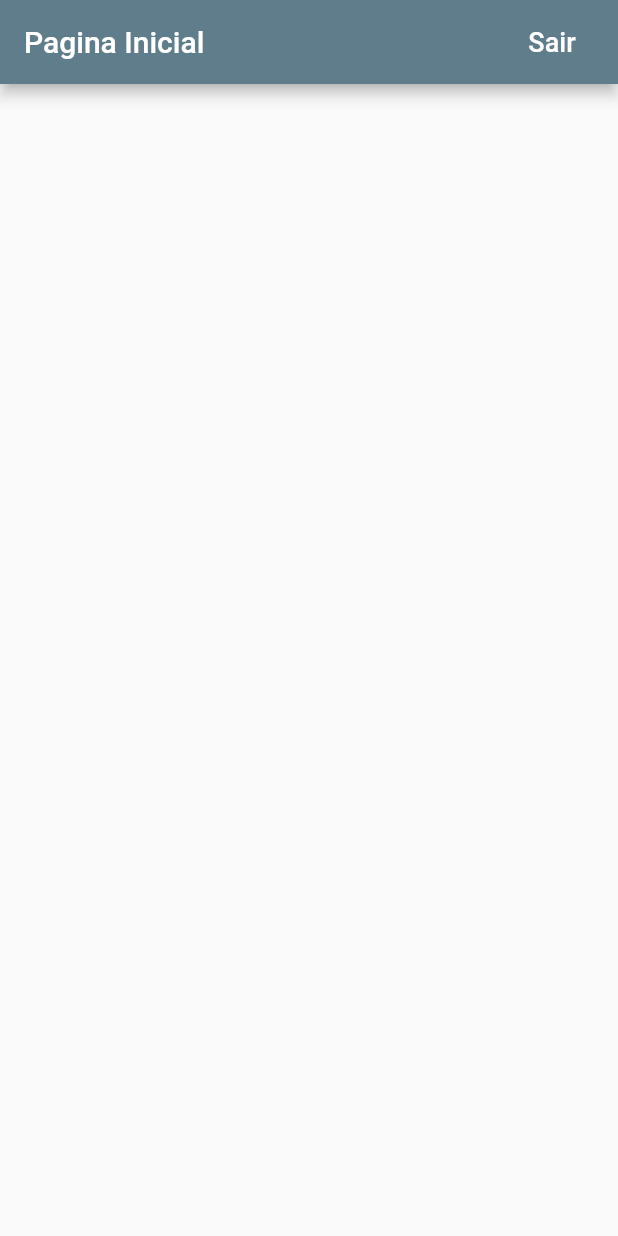
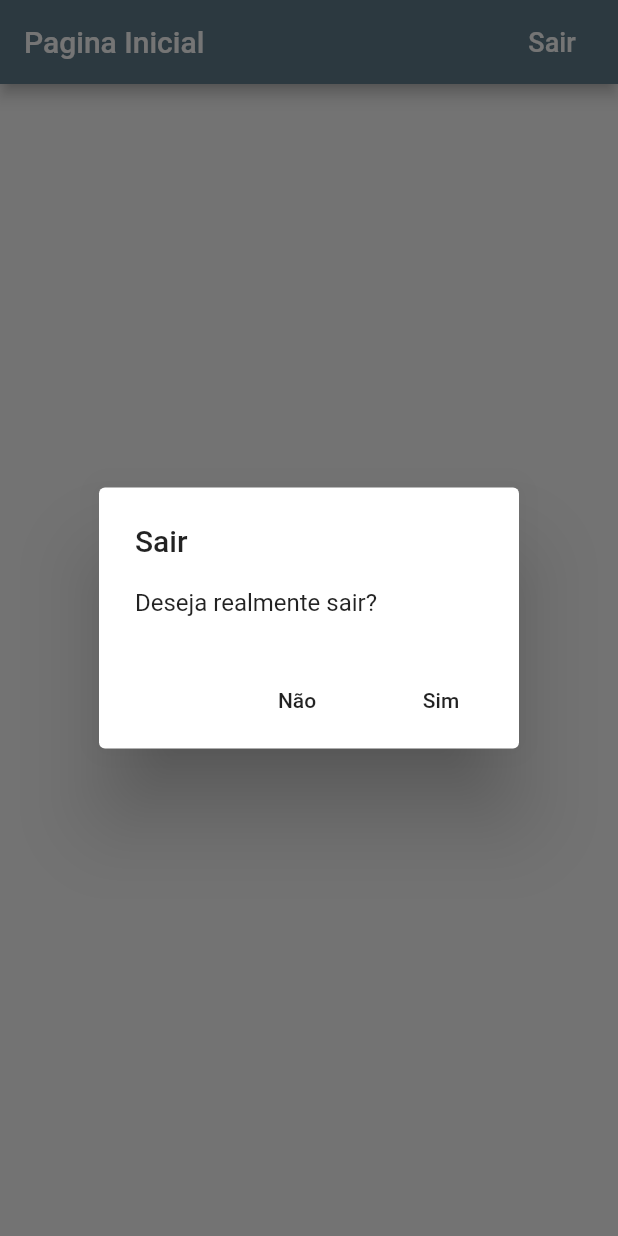
Before and after one commit to epsonlopesdev/inkluime, a Flutter app: the screen it shows once a user with an empty profile is signed in, after a tap on "Sair", on a phone screen of 412 x 824 dp. Run offline on Flutter 3.47's test engine with Material 2 defaults, Android fonts, the phone set to English and light mode, and no system bars; our stand-ins replace firebase_auth, google_sign_in; missing offline and left inert: flutter_facebook_login; accounts and stored records are empty.

Commit message:
Implemetação de pop-ups.

```diff
--- a/lib/app/autenticacao/email_e_senha_form.dart
+++ b/lib/app/autenticacao/email_e_senha_form.dart
@@ -1,7 +1,7 @@
 import 'package:app/app/seguranca/valida_campo.dart';
 import 'package:app/app/servicos/autorizacao.dart';
 import 'package:app/custom_widget/custom_submit_button.dart';
-import 'package:flutter/cupertino.dart';
+import 'package:app/custom_widget/platform_alert_dialog.dart';
 import 'package:flutter/material.dart';
 
 enum TipoDoFormulario { autenticacao, registro }
@@ -38,7 +38,12 @@
       }
       Navigator.of(context).pop();
     } catch (e) {
-      print(e.toString());
+      PlatformAlertDialog(
+        title: 'Ops! Algo deu errado... :(',
+        content: e.toString(),
+        defaultActionText: 'Fechar',
+      ).show(context);
+      //print(e.toString());
     } finally {
       setState(() {
         _carregando = false;
@@ -47,7 +52,8 @@
   }
 
   void _emailPreenchido() {
-    final foco = widget.validaEmail.ehValido(_email) ? _senhaFocada : _emailFocado;
+    final foco =
+        widget.validaEmail.ehValido(_email) ? _senhaFocada : _emailFocado;
     FocusScope.of(context).requestFocus(foco);
   }
 
--- a/lib/app/home_page.dart
+++ b/lib/app/home_page.dart
@@ -1,4 +1,5 @@
 import 'package:app/app/servicos/autorizacao.dart';
+import 'package:app/custom_widget/platform_alert_dialog.dart';
 import 'package:flutter/material.dart';
 
 class HomePage extends StatelessWidget {
@@ -14,6 +15,18 @@
     }
   }
 
+  Future<void> _confirmaEncerraSessao(BuildContext context) async {
+    final encerramentoDaSessao = await PlatformAlertDialog(
+      title: 'Sair',
+      content: 'Deseja realmente sair?',
+      cancelActionText: 'Não',
+      defaultActionText: 'Sim',
+    ).show(context);
+    if (encerramentoDaSessao == true) {
+      _encerraSessao();
+    }
+  }
+
   @override
   Widget build(BuildContext context) {
     return Scaffold(
@@ -26,7 +39,7 @@
                   fontSize: 18.0,
                   color: Colors.white,
                 )),
-            onPressed: _encerraSessao,
+            onPressed: () => _confirmaEncerraSessao(context),
           )
         ],
       ),
--- /dev/null
+++ b/lib/custom_widget/platform_alert_dialog.dart
@@ -0,0 +1,91 @@
+import 'dart:io';
+
+import 'package:flutter/material.dart';
+import 'package:flutter/cupertino.dart';
+import 'package:app/custom_widget/platform_widget.dart';
+
+class PlatformAlertDialog extends PlatformWidget {
+  PlatformAlertDialog({
+    @required this.title,
+    @required this.content,
+    this.cancelActionText,
+    @required this.defaultActionText,
+  })  : assert(title != null),
+        assert(content != null),
+        assert(defaultActionText != null);
+
+  final String title;
+  final String content;
+  final String cancelActionText;
+  final String defaultActionText;
+
+  Future<bool> show(BuildContext context) async {
+    return Platform.isIOS
+        ? await showCupertinoDialog<bool>(
+            context: context, builder: (context) => this)
+        : await showDialog<bool>(
+            context: context,
+            barrierDismissible: false,
+            builder: (context) => this,
+          );
+  }
+
+  @override
+  Widget buildCupertinoWidget(BuildContext context) {
+    return CupertinoAlertDialog(
+      title: Text(title),
+      content: Text(content),
+      actions: _buildActions(context),
+    );
+  }
+
+  @override
+  Widget buildMaterialWidget(BuildContext context) {
+    return AlertDialog(
+      title: Text(title),
+      content: Text(content),
+      actions: _buildActions(context),
+    );
+  }
+
+  _buildActions(BuildContext context) {
+    final actions = <Widget>[];
+    if (cancelActionText != null) {
+      actions.add(
+        PlatformAlertDialogAction(
+          child: Text(cancelActionText),
+          onPressed: () => Navigator.of(context).pop(false),
+        ),
+      );
+    }
+    actions.add(
+      PlatformAlertDialogAction(
+        child: Text(defaultActionText),
+        onPressed: () => Navigator.of(context).pop(true),
+      ),
+    );
+    return actions;
+  }
+}
+
+class PlatformAlertDialogAction extends PlatformWidget {
+  PlatformAlertDialogAction({this.child, this.onPressed});
+  final Widget child;
+  final VoidCallback onPressed;
+
+  @override
+  Widget buildCupertinoWidget(BuildContext context) {
+    return CupertinoDialogAction(
+      child: child,
+      onPressed: onPressed,
+    );
+  }
+
+  @override
+  Widget buildMaterialWidget(BuildContext context) {
+    return FlatButton(
+      child: child,
+      onPressed: onPressed,
+    );
+  }
+}
--- /dev/null
+++ b/lib/custom_widget/platform_widget.dart
@@ -0,0 +1,15 @@
+import 'dart:io';
+import 'package:flutter/material.dart';
+
+abstract class PlatformWidget extends StatelessWidget {
+  Widget buildCupertinoWidget(BuildContext context);
+  Widget buildMaterialWidget(BuildContext context);
+
+  @override
+  Widget build(BuildContext context) {
+    if (Platform.isIOS) {
+      return buildCupertinoWidget(context);
+    }
+    return buildMaterialWidget(context);
+  }
+}
```
